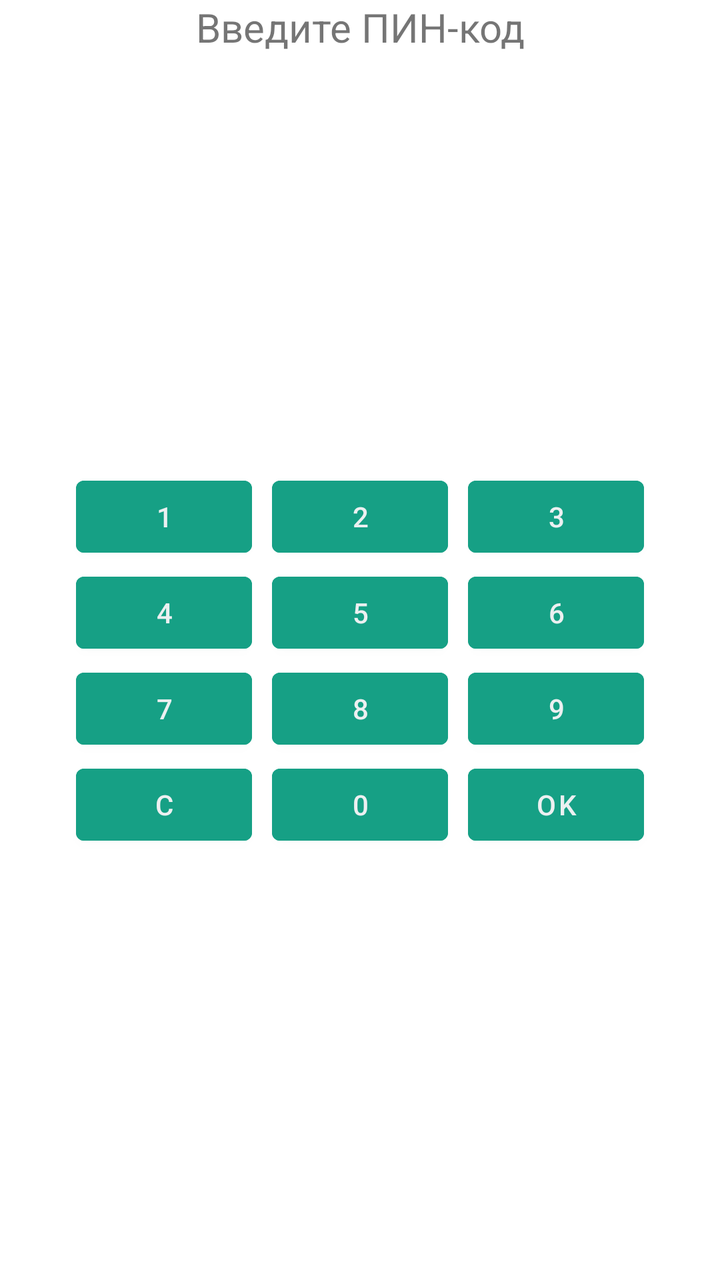
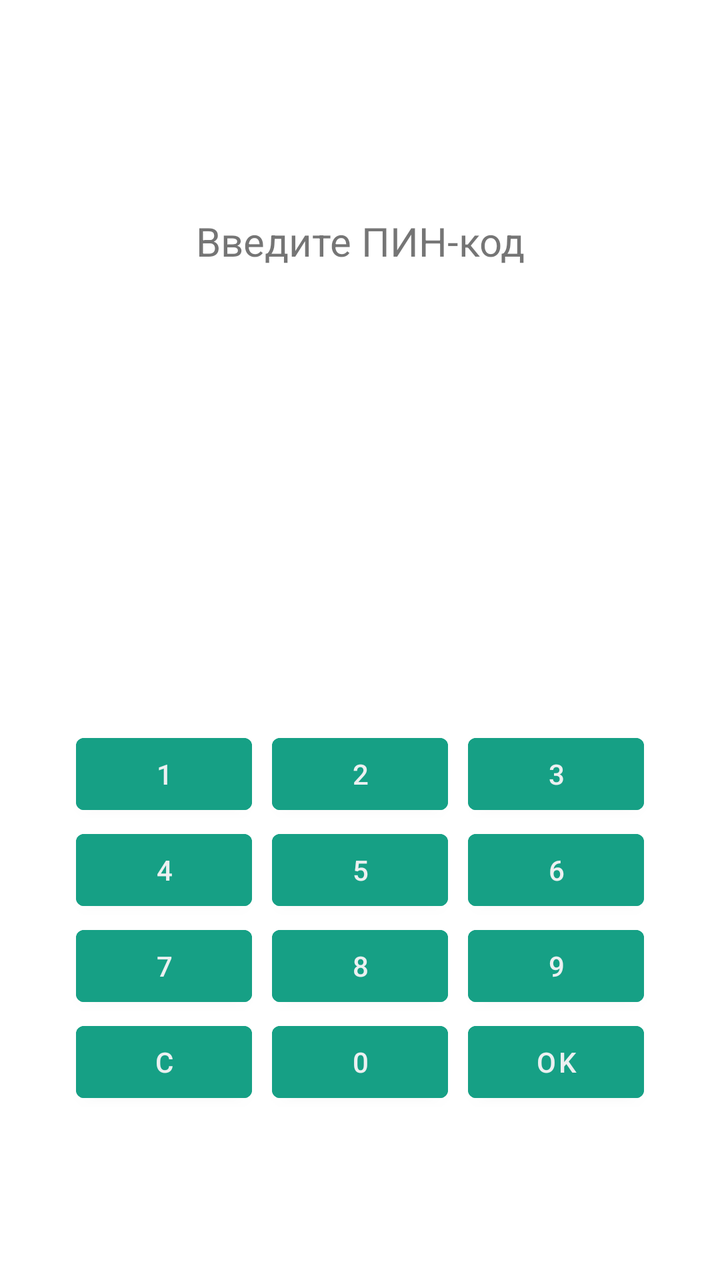

An Android layout rendered at two revisions. The XML below is the earlier revision; the diff shows what the commit changed to produce the second picture.
<!-- AndroidManifest.xml: application theme Theme.MyClient -->
<!-- res/layout/activity_pinpad.xml -->
<?xml version="1.0" encoding="utf-8"?>
<androidx.constraintlayout.widget.ConstraintLayout xmlns:android="http://schemas.android.com/apk/res/android"
    xmlns:app="http://schemas.android.com/apk/res-auto"
    xmlns:tools="http://schemas.android.com/tools"
    android:id="@+id/main"
    android:layout_width="match_parent"
    android:layout_height="match_parent"
    tools:context=".Pinpad">
    <LinearLayout android:layout_width="match_parent"
        android:layout_height="match_parent"
        android:orientation="vertical">
        <TextView android:text="Введите ПИН-код"
            android:textSize="20dp"
            android:textAlignment="center"
            android:layout_width="match_parent"
            android:layout_height="wrap_content" />
        <TextView android:id="@+id/txtPin"
            android:text=""
            android:textSize="28dp"
            android:textAlignment="center"
            android:layout_width="match_parent"
            android:layout_height="wrap_content" />
        <GridLayout android:layout_width="wrap_content"
            android:layout_height="wrap_content"
            android:layout_gravity="center"
            android:orientation="horizontal"
            android:layout_marginTop="170dp"
            android:columnCount="3">
            <Button android:id="@+id/btnKey1" android:text="1" android:onClick="keyClick" style="@style/PadButton" />
            <Button android:id="@+id/btnKey2" android:text="2" android:onClick="keyClick" style="@style/PadButton" />
            <Button android:id="@+id/btnKey3" android:text="3" android:onClick="keyClick" style="@style/PadButton" />
            <Button android:id="@+id/btnKey4" android:text="4" android:onClick="keyClick" style="@style/PadButton" />
            <Button android:id="@+id/btnKey5" android:text="5" android:onClick="keyClick" style="@style/PadButton" />
            <Button android:id="@+id/btnKey6" android:text="6" android:onClick="keyClick" style="@style/PadButton" />
            <Button android:id="@+id/btnKey7" android:text="7" android:onClick="keyClick" style="@style/PadButton" />
            <Button android:id="@+id/btnKey8" android:text="8" android:onClick="keyClick" style="@style/PadButton" />
            <Button android:id="@+id/btnKey9" android:text="9" android:onClick="keyClick" style="@style/PadButton" />
            <Button android:id="@+id/btnReset" android:text="C" android:onClick="keyClick" style="@style/PadButton" />
            <Button android:id="@+id/btnKey0" android:text="0" android:onClick="keyClick" style="@style/PadButton" />
            <Button android:id="@+id/btnOK" android:text="OK" android:onClick="keyClick" style="@style/PadButton" />
        </GridLayout>
    </LinearLayout>
</androidx.constraintlayout.widget.ConstraintLayout>
<!-- resources referenced by this layout -->
<resources>
  <style name="PadButton">
          <item name="android:textColor">#ecf0f1</item>
          <item name="android:layout_marginRight">5dp</item>
          <item name="android:layout_marginLeft">5dp</item>
          <item name="android:backgroundTint">#16a085</item>
      </style>
  <style name="Theme.MyClient" parent="Theme.MaterialComponents.DayNight.DarkActionBar">
          
          <item name="colorPrimary">@color/purple_500</item>
          <item name="colorPrimaryVariant">@color/purple_700</item>
          <item name="colorOnPrimary">@color/white</item>
          
          <item name="colorSecondary">@color/teal_200</item>
          <item name="colorSecondaryVariant">@color/teal_700</item>
          <item name="colorOnSecondary">@color/black</item>
          
          <item name="android:statusBarColor">?attr/colorPrimaryVariant</item>
          
      </style>
  <color name="purple_500">#FF6200EE</color>
  <color name="purple_700">#FF3700B3</color>
  <color name="white">#FFFFFFFF</color>
  <color name="teal_200">#FF03DAC5</color>
  <color name="teal_700">#FF018786</color>
  <color name="black">#FF000000</color>
</resources>

<!-- the commit's change to res/layout/activity_pinpad.xml (unified diff, before → after) -->
@@ -9,8 +9,22 @@
     <LinearLayout android:layout_width="match_parent"
         android:layout_height="match_parent"
         android:orientation="vertical">
+
+        <TextView
+            android:id="@+id/txtAmount"
+            android:layout_width="match_parent"
+            android:layout_height="wrap_content"
+            android:textAlignment="center"
+            android:layout_marginTop="80dp"
+            android:textSize="20dp" />
+
         <TextView android:text="Введите ПИН-код"
             android:textSize="20dp"
+            android:textAlignment="center"
+            android:layout_width="match_parent"
+            android:layout_height="wrap_content" />
+        <TextView android:id="@+id/txtPtc"
+            android:textSize="16dp"
             android:textAlignment="center"
             android:layout_width="match_parent"
             android:layout_height="wrap_content" />
